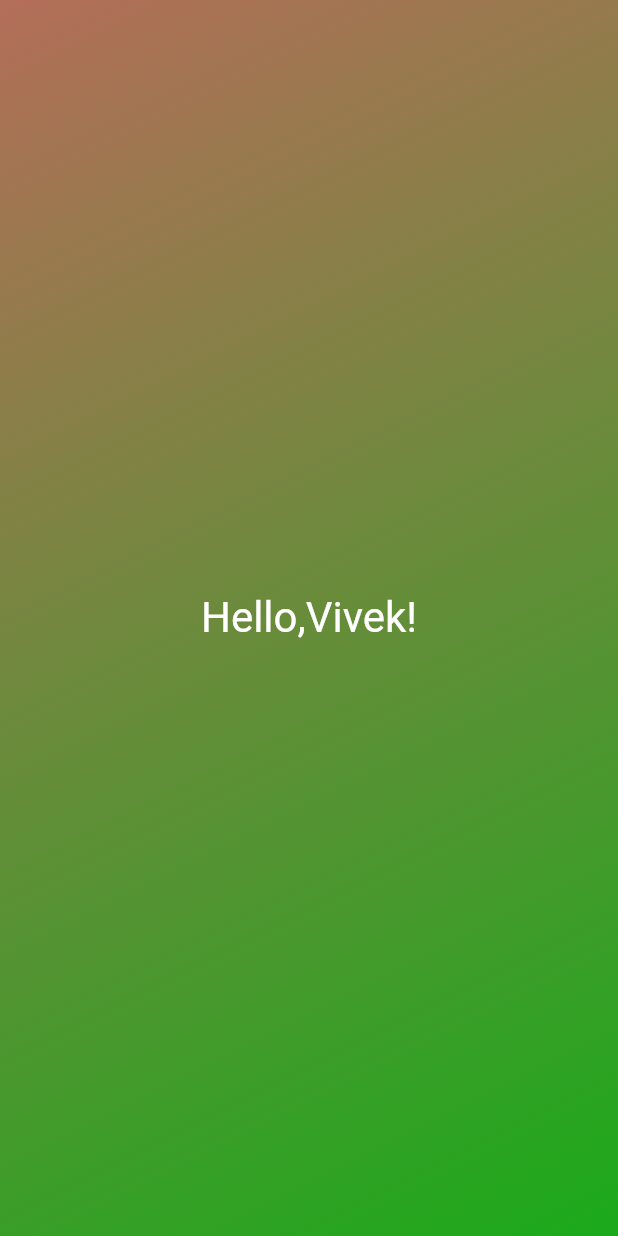
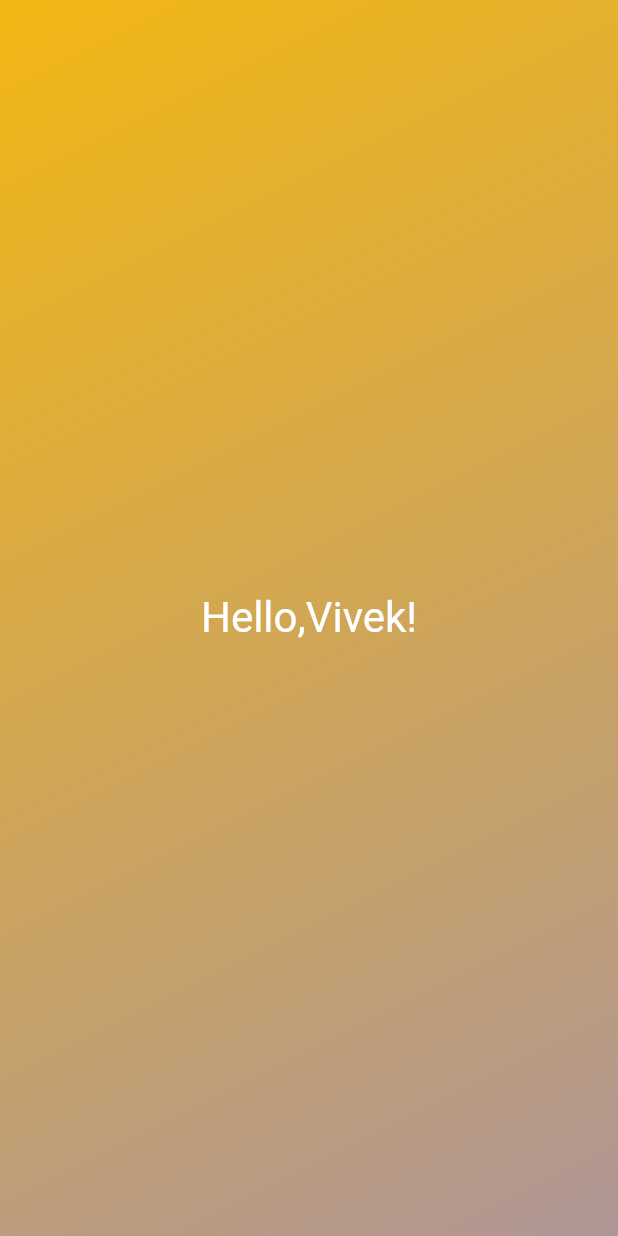
Before and after one commit to TechWhizVanshita/Flutter, a Flutter app: the screen it shows after launch, on a phone screen of 412 x 824 dp. Run offline on Flutter 3.47's test engine with Material 2 defaults, Android fonts, the phone set to English and light mode, and no system bars.

Commit message:
add custom variables for gradient colors

```diff
--- a/dice_roller_app/lib/gradient_container.dart
+++ b/dice_roller_app/lib/gradient_container.dart
@@ -5,17 +5,17 @@ const startAlignment = Alignment.topLeft;
 const endAlignment = Alignment.bottomRight;
 
 class GradientContainer extends StatelessWidget {
-  const GradientContainer({super.key});
+  const GradientContainer(this.color1, this.color2, {super.key});
+
+  final Color color1;
+  final Color color2;
 
   @override
   Widget build(context) {
     return Container(
-      decoration: const BoxDecoration(
+      decoration: BoxDecoration(
         gradient: LinearGradient(
-          colors: [
-            Color.fromARGB(255, 180, 110, 89),
-            Color.fromARGB(255, 27, 170, 27)
-          ],
+          colors: [color1, color2],
           begin: startAlignment,
           end: endAlignment,
         ),
--- a/dice_roller_app/lib/main.dart
+++ b/dice_roller_app/lib/main.dart
@@ -5,7 +5,8 @@ void main() {
   runApp(
     const MaterialApp(
       home: Scaffold(
-        body: GradientContainer(),
+        body: GradientContainer(Color.fromARGB(255, 243, 183, 19),
+            Color.fromARGB(255, 175, 150, 150)),
       ),
     ),
   ); //provided by flutter
```
